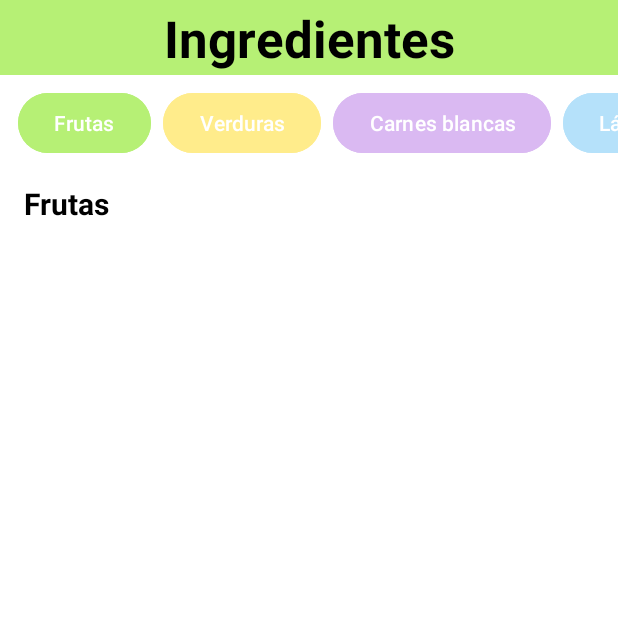
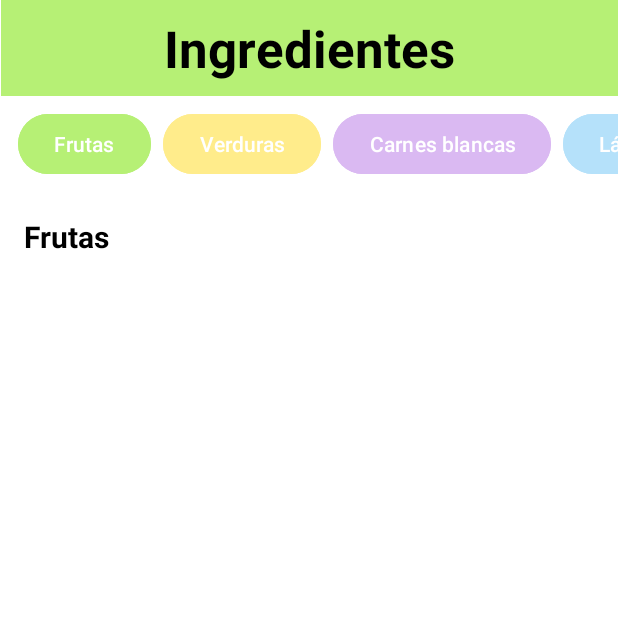
Before and after one commit to Necroo1/parcial1-am-acn4av-saracho, an Android app: the screen it shows after launch (MainActivity), on a phone screen of 412 x 824 dp, the top half of it. Run offline under Robolectric (Android 15) with nearby library versions, the phone set to English and light mode, and no system bars.

Commit message:
refactor: Adjust layout and styles of title and category buttons

```diff
--- a/app/src/main/res/layout/activity_main.xml
+++ b/app/src/main/res/layout/activity_main.xml
@@ -10,12 +10,12 @@
 
     <androidx.constraintlayout.widget.ConstraintLayout
         android:id="@+id/title_bar"
-        android:layout_width="0dp"
-        android:layout_height="50dp"
+        android:layout_width="411dp"
+        android:layout_height="64dp"
         android:background="@color/primary_green"
-        app:layout_constraintTop_toTopOf="parent"
+        app:layout_constraintEnd_toEndOf="parent"
         app:layout_constraintStart_toStartOf="parent"
-        app:layout_constraintEnd_toEndOf="parent">
+        app:layout_constraintTop_toTopOf="parent">
 
         <TextView
             android:id="@+id/stock_title"
@@ -25,10 +25,10 @@
             android:textColor="@color/black"
             android:textSize="34sp"
             android:textStyle="bold"
-            app:layout_constraintTop_toTopOf="parent"
+            app:layout_constraintBottom_toBottomOf="parent"
+            app:layout_constraintEnd_toEndOf="parent"
             app:layout_constraintStart_toStartOf="parent"
-            app:layout_constraintEnd_toEndOf="parent"
-            app:layout_constraintBottom_toBottomOf="parent" />
+            app:layout_constraintTop_toTopOf="parent" />
 
     </androidx.constraintlayout.widget.ConstraintLayout>
     <HorizontalScrollView
@@ -91,12 +91,13 @@
         </LinearLayout>
 
     </HorizontalScrollView>
+
     <TextView
         android:id="@+id/selected_category_title"
         android:layout_width="0dp"
         android:layout_height="wrap_content"
         android:layout_marginStart="16dp"
-        android:layout_marginTop="16dp"
+        android:layout_marginTop="24dp"
         android:text="@string/category_fruits"
         android:textColor="@color/black"
         android:textSize="20sp"
```
